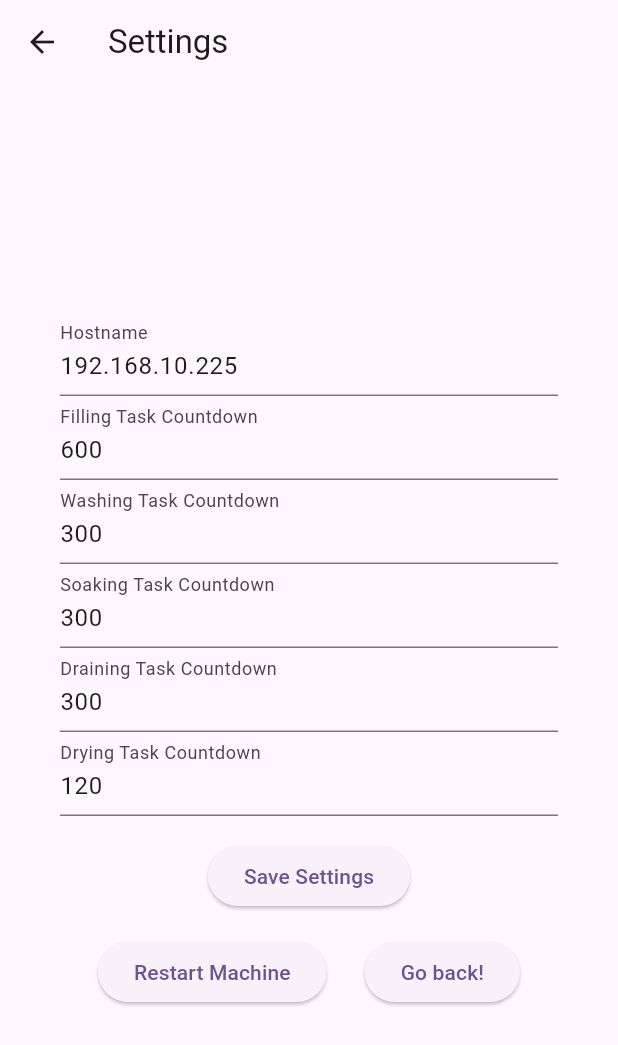
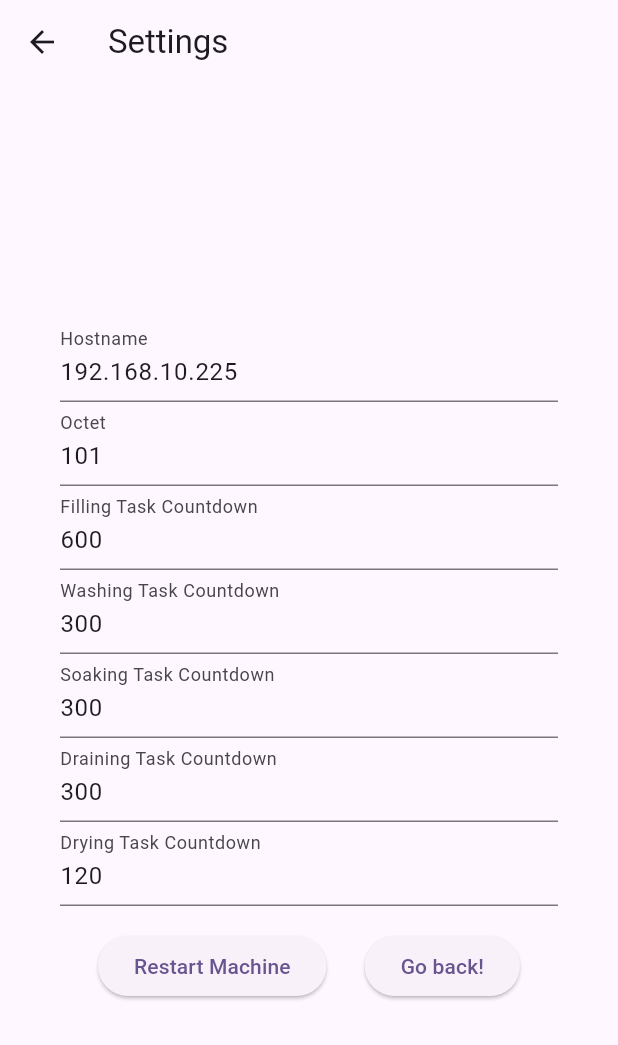
Before and after one commit to HuzaifaIrfan-Mobile/smart-washing-machine-app, a Flutter app: the screen it shows after launch, after a tap on the "settings" icon, on a phone screen of 412 x 824 dp. Shown: the top 1045 px of the screen. Run offline on Flutter 3.47's test engine with Material 3 defaults, Android fonts, the light colour scheme and no system bars; our stand-ins replace percent_indicator, shared_preferences; missing offline and left inert: lan_scanner; network calls fail.

Commit message:
octet and ip scanner

```diff
--- a/lib/main.dart
+++ b/lib/main.dart
@@ -3,13 +3,13 @@ import 'package:flutter/material.dart';
 import 'washing_machine/washing_machine_screen.dart';
 
 import 'package:flutter/foundation.dart';
-import 'package:wakelock/wakelock.dart';
+// import 'package:wakelock/wakelock.dart';
 
 void main() {
   WidgetsFlutterBinding.ensureInitialized();
   if (defaultTargetPlatform == TargetPlatform.android) {
 // YOUR CODE
-    Wakelock.enable();
+    // Wakelock.enable();
   }
 
   runApp(const WashingMachineApp());
--- a/lib/washing_machine/settings/defaults.dart
+++ b/lib/washing_machine/settings/defaults.dart
@@ -1,6 +1,7 @@
-var defaultHostname = "192.168.10.225";
-var defaultFillingTaskCountdown = "600";
-var defaultWashingTaskCountdown = "300";
-var defaultSoakingTaskCountdown = "300";
-var defaultDrainingTaskCountdown = "300";
-var defaultDryingTaskCountdown = "120";
+String defaultHostname = "192.168.10.225";
+String defaultOctet = "101";
+String defaultFillingTaskCountdown = "600";
+String defaultWashingTaskCountdown = "300";
+String defaultSoakingTaskCountdown = "300";
+String defaultDrainingTaskCountdown = "300";
+String defaultDryingTaskCountdown = "120";
--- a/lib/washing_machine/settings/settings_screen.dart
+++ b/lib/washing_machine/settings/settings_screen.dart
@@ -14,6 +14,9 @@ class SettingsScreen extends StatefulWidget {
 class SettingsScreenState extends State<SettingsScreen> {
   TextEditingController hostnameController =
       TextEditingController(text: defaultHostname);
+        TextEditingController octetController =
+      TextEditingController(text: defaultOctet);
+
 
   TextEditingController fillingTaskCountdownController =
       TextEditingController(text: defaultFillingTaskCountdown);
@@ -32,6 +35,8 @@ class SettingsScreenState extends State<SettingsScreen> {
     WashingMachine.instance.loadSettings();
     setState(() {
       hostnameController.text = WashingMachine.instance.hostname;
+            octetController.text = WashingMachine.instance.octet;
+
 
       fillingTaskCountdownController.text =
           WashingMachine.instance.fillingTaskCountdown;
@@ -49,6 +54,8 @@ class SettingsScreenState extends State<SettingsScreen> {
   void saveSettings() async {
     setState(() {
       WashingMachine.instance.hostname = hostnameController.text;
+            WashingMachine.instance.octet = octetController.text;
+
       WashingMachine.instance.fillingTaskCountdown =
           fillingTaskCountdownController.text;
       WashingMachine.instance.washingTaskCountdown =
@@ -67,6 +74,7 @@ class SettingsScreenState extends State<SettingsScreen> {
   }
 
   void returnToHome() {
+    saveSettings();
     Navigator.pop(context, WashingMachine.instance.hostname);
   }
 
@@ -91,6 +99,10 @@ class SettingsScreenState extends State<SettingsScreen> {
             TextField(
               decoration: const InputDecoration(labelText: "Hostname"),
               controller: hostnameController,
+            ),
+                        TextField(
+              decoration: const InputDecoration(labelText: "Octet"),
+              controller: octetController,
             ),
             TextField(
               decoration:
@@ -138,11 +150,6 @@ class SettingsScreenState extends State<SettingsScreen> {
               controller: dryingTaskCountdownController,
             ),
             const SizedBox(height: 16),
-            ElevatedButton(
-              onPressed: saveSettings,
-              child: const Text('Save Settings'),
-            ),
-            const SizedBox(height: 16),
             Row(
               mainAxisAlignment: MainAxisAlignment.spaceEvenly,
               children: [
--- a/lib/washing_machine/washing_machine.dart
+++ b/lib/washing_machine/washing_machine.dart
@@ -15,12 +15,14 @@ class WashingMachine {
   /// the one and only instance of this singleton
   static final instance = WashingMachine._();
 
-  var hostname = defaultHostname;
-  var fillingTaskCountdown = defaultFillingTaskCountdown;
-  var washingTaskCountdown = defaultWashingTaskCountdown;
-  var soakingTaskCountdown = defaultSoakingTaskCountdown;
-  var drainingTaskCountdown = defaultDrainingTaskCountdown;
-  var dryingTaskCountdown = defaultDryingTaskCountdown;
+  String hostname = defaultHostname;
+  String octet = defaultOctet;
+
+  String fillingTaskCountdown = defaultFillingTaskCountdown;
+  String washingTaskCountdown = defaultWashingTaskCountdown;
+  String soakingTaskCountdown = defaultSoakingTaskCountdown;
+  String drainingTaskCountdown = defaultDrainingTaskCountdown;
+  String dryingTaskCountdown = defaultDryingTaskCountdown;
 
   bool isRunning = false;
   bool isHold = false;
@@ -50,11 +52,12 @@ class WashingMachine {
     [0, 60, 0, 0],
   ];
 
-  String message = "Not Connected";
+  String message =  "X";
 
   void loadSettings() async {
     SharedPreferences prefs = await SharedPreferences.getInstance();
     hostname = (prefs.getString('hostname') ?? defaultHostname);
+      octet = (prefs.getString('octet') ?? defaultOctet);
 
     fillingTaskCountdown = (prefs.getString('fillingTaskCountdown') ??
         defaultFillingTaskCountdown);
@@ -68,6 +71,7 @@ class WashingMachine {
         (prefs.getString('dryingTaskCountdown') ?? defaultDryingTaskCountdown);
 
     debugPrint("Loaded hostname: $hostname");
+        debugPrint("Loaded octet: $octet");
 
     debugPrint("Loaded fillingTaskCountdown: $fillingTaskCountdown");
     debugPrint("Loaded washingTaskCountdown: $washingTaskCountdown");
@@ -79,7 +83,9 @@ class WashingMachine {
   void saveSettings() async {
     SharedPreferences prefs = await SharedPreferences.getInstance();
 
+
     prefs.setString('hostname', hostname);
+    prefs.setString('octet', octet);
 
     prefs.setString('fillingTaskCountdown', fillingTaskCountdown);
     prefs.setString('washingTaskCountdown', washingTaskCountdown);
@@ -88,6 +94,7 @@ class WashingMachine {
     prefs.setString('dryingTaskCountdown', dryingTaskCountdown);
 
     debugPrint("Saved hostname: $hostname");
+        debugPrint("Saved octet: $octet");
 
     debugPrint("Saved fillingTaskCountdown: $fillingTaskCountdown");
     debugPrint("Saved washingTaskCountdown: $washingTaskCountdown");
@@ -279,19 +286,19 @@ class WashingMachine {
             "$countDown s\n$taskSequencePointer->$taskLabel\n$runningLabel\n$lidLabel";
 
         countDown = jsonResponse["count_down"];
-        message = "Connected";
+        message = "$hostname +";
         debugPrint('$jsonResponse');
       } else {
         debugPrint('Request failed with status: ${response.statusCode}.');
 
-        message = "Not Connected";
+        message = "$hostname X";
 
         debugPrint(message);
       }
     } catch (e) {
       debugPrint('$e');
 
-      message = "Not Connected";
+      message = "$hostname X";
 
       debugPrint(message);
     }
--- a/lib/washing_machine/washing_machine_screen.dart
+++ b/lib/washing_machine/washing_machine_screen.dart
@@ -1,13 +1,19 @@
 import 'package:flutter/material.dart';
 import 'package:smart_washing_machine_app/washing_machine/task_sequence_widget.dart';
 import 'settings/settings_screen.dart';
+import 'scanner/scanner_screen.dart';
 import 'dart:async';
+
+import 'package:lan_scanner/lan_scanner.dart';
+import 'package:http/http.dart' as http;
 
 import 'package:percent_indicator/circular_percent_indicator.dart';
 
 import 'labels.dart';
 
 import 'washing_machine.dart';
+
+import 'dart:io';
 
 class WashingMachineScreen extends StatefulWidget {
   const WashingMachineScreen({super.key});
@@ -35,11 +41,37 @@ class WashingMachineScreenState extends State<WashingMachineScreen> {
     timer?.cancel();
   }
 
+  void getOctetHostname() async {
+    String subnet = ipToCSubnet(await getLocalIp() ?? '192.168.18.101');
+    print('subnet $subnet');
+    String octet = WashingMachine.instance.octet;
+    String ipaddress = '$subnet.$octet';
+     print('octetip $ipaddress');
+    if (await checkIPisWashingMachine(ipaddress)) {
+      WashingMachine.instance.hostname = ipaddress;
+    }
+  }
+
   @override
   void initState() {
     super.initState();
     WashingMachine.instance.loadSettings();
     // debugPrint('WashingMachineScreen');
+    getOctetHostname();
+  }
+
+  void openScannerScreen() async {
+    WashingMachine.instance.pauseMachine();
+    cancelRefreshCurrentStatusTimer();
+    final result = await Navigator.push(
+      context,
+      MaterialPageRoute(builder: (context) => const ScannerScreen()),
+    );
+    if (result != null) {
+      debugPrint("Returned Hostname: $result");
+    }
+    WashingMachine.instance.loadSettings();
+    setupRefreshCurrentStatusTimer();
   }
 
   void openSettingsScreen() async {
@@ -77,6 +109,12 @@ class WashingMachineScreenState extends State<WashingMachineScreen> {
                       color: Colors.indigo,
                       fontWeight: FontWeight.bold,
                     ),
+                  ),
+                  FloatingActionButton(
+                    heroTag: "openScanner",
+                    onPressed: openScannerScreen,
+                    tooltip: 'Open Scanner Screen',
+                    child: const Icon(Icons.wifi),
                   ),
                   FloatingActionButton(
                     heroTag: "openSettings",
--- a/pubspec.yaml
+++ b/pubspec.yaml
@@ -37,8 +37,8 @@ dependencies:
   cupertino_icons: ^1.0.2
   http: ^1.1.0
   shared_preferences: ^2.2.2
-  wakelock: ^0.6.2
   percent_indicator: ^4.2.3
+  lan_scanner: ^4.0.0+1
 
 dev_dependencies:
   flutter_test:
```
Also changed, not shown: lib/washing_machine/scanner/scanner_screen.dart (added, +130 -0 lines), pubspec.lock, 108 other files.
